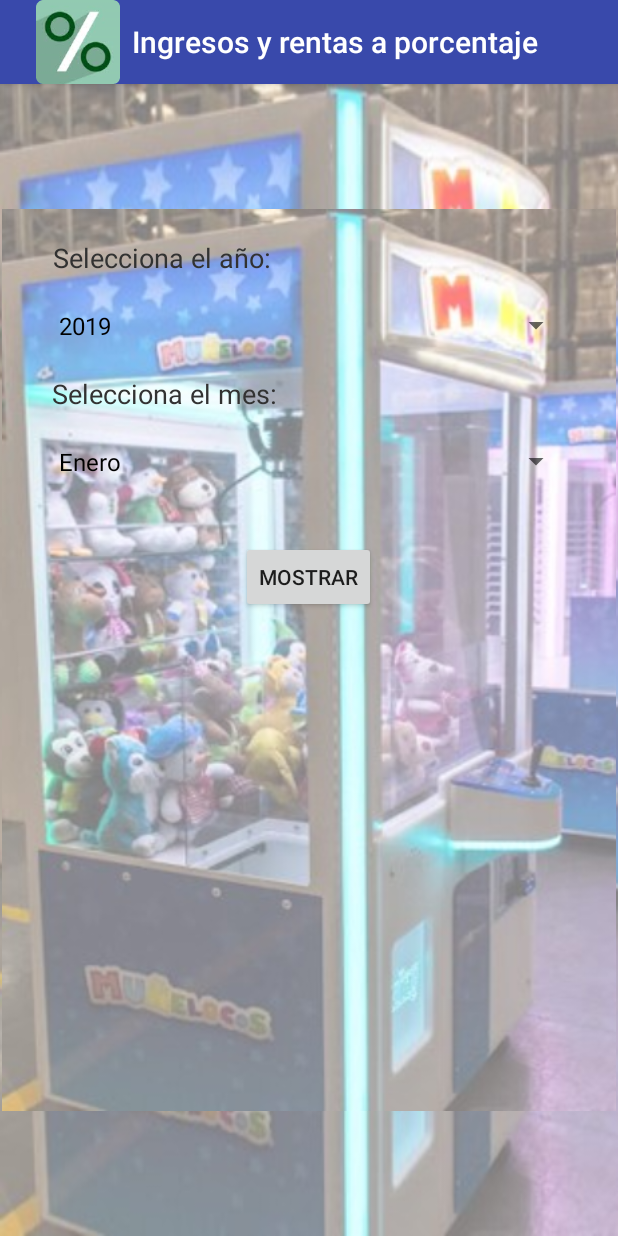
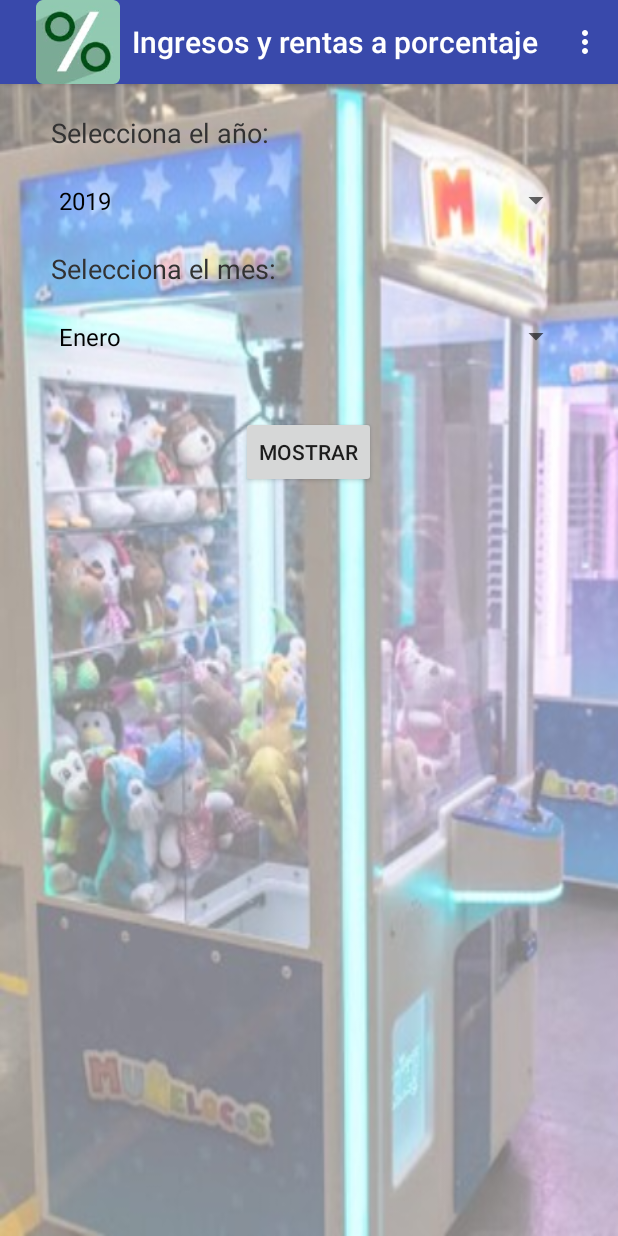
Before and after one commit to kaos-n/RentasAPorcentaje, an Android app: the Fragment_Rentas_por_mes screen opened through its navigation route, on a phone screen of 412 x 824 dp. Run offline under Robolectric (Android 15) with nearby library versions, the phone set to English and light mode, and no system bars; our stand-ins replace navigation-ui.

Commit message:
//ya tiene menu cerrar sesion

```diff
--- a/app/build.gradle
+++ b/app/build.gradle
@@ -31,11 +31,12 @@ dependencies {
     implementation 'androidx.constraintlayout:constraintlayout:1.1.3'
     implementation 'androidx.legacy:legacy-support-v4:1.0.0'
     implementation 'androidx.lifecycle:lifecycle-extensions:2.2.0'
-    testImplementation 'junit:junit:4.12'
+    testImplementation 'junit:junit:4.13'
     androidTestImplementation 'androidx.test.ext:junit:1.1.1'
     androidTestImplementation 'androidx.test.espresso:espresso-core:3.2.0'
     implementation 'com.google.android.material:material:1.1.0'
     implementation 'androidx.navigation:navigation-fragment:2.2.2'
     implementation 'androidx.navigation:navigation-ui:2.2.2'
-    implementation 'com.google.code.gson:gson:2.8.5'
+    implementation 'com.google.code.gson:gson:2.8.6'
+
 }
--- a/app/src/main/java/com/example/rentasaporcentaje/UI/fragments/Fragment_login.java
+++ b/app/src/main/java/com/example/rentasaporcentaje/UI/fragments/Fragment_login.java
@@ -7,6 +7,9 @@ import android.util.JsonReader;
 import android.util.Log;
 import android.util.Pair;
 import android.view.LayoutInflater;
+import android.view.Menu;
+import android.view.MenuInflater;
+import android.view.MenuItem;
 import android.view.View;
 import android.view.ViewGroup;
 import android.widget.Button;
@@ -17,6 +20,7 @@ import androidx.annotation.NonNull;
 import androidx.annotation.Nullable;
 import androidx.fragment.app.Fragment;
 import androidx.navigation.Navigation;
+import androidx.navigation.ui.AppBarConfiguration;
 
 import com.example.rentasaporcentaje.R;
 import com.example.rentasaporcentaje.models.Usuario;
@@ -45,18 +49,30 @@ public class Fragment_login extends Fragment {
     public static Usuario usuarioactual;
     private EditText txtUsuario;
     private EditText txtContrasena;
-    private Button btnAceptar;
+    private Button btnAceptar, btnRegistrar;
     //final String url = "http://10.0.2.2/conexionBD/conexion.php";
+
+
+    @Override
+    public void onCreateOptionsMenu(@NonNull Menu menu, @NonNull MenuInflater inflater) {
+
+        super.onCreateOptionsMenu(menu, inflater);
+
+    }
+
+
 
     @Nullable
     @Override
     public View onCreateView(@NonNull LayoutInflater inflater, @Nullable ViewGroup container, @Nullable Bundle savedInstanceState) {
         return inflater.inflate(R.layout.login, container, false);
+
     }
 
     @Override
     public void onCreate(@Nullable Bundle savedInstanceState) {
         super.onCreate(savedInstanceState);
+        setHasOptionsMenu(true);
     }
 
     @Override
@@ -66,6 +82,15 @@ public class Fragment_login extends Fragment {
         txtUsuario = view.findViewById(R.id.txtUsuario);
         txtContrasena = view.findViewById(R.id.txtContrasena);
         btnAceptar = view.findViewById(R.id.btnAceptar);
+        btnRegistrar = view.findViewById(R.id.btnRegistrar);
+
+        btnRegistrar.setOnClickListener(new View.OnClickListener() {
+
+            @Override
+            public void onClick(View v) {
+                Navigation.findNavController(v).navigate(R.id.action_registrar_usuario);
+            }
+        });
 
         btnAceptar.setOnClickListener(new View.OnClickListener() {
 
--- a/app/src/main/res/layout/activity_main.xml
+++ b/app/src/main/res/layout/activity_main.xml
@@ -10,13 +10,13 @@
     <fragment
         android:id="@+id/NavHost_fragment"
         android:name="androidx.navigation.fragment.NavHostFragment"
-        android:layout_width="409dp"
-        android:layout_height="601dp"
+        android:layout_width="match_parent"
+        android:layout_height="match_parent"
         app:defaultNavHost="true"
         app:layout_constraintBottom_toBottomOf="parent"
         app:layout_constraintEnd_toEndOf="parent"
         app:layout_constraintStart_toStartOf="parent"
-        app:layout_constraintTop_toTopOf="parent"
         app:navGraph="@navigation/nav_graph"
         tools:layout="@layout/login" />
+
 </androidx.constraintlayout.widget.ConstraintLayout>
--- a/app/src/main/res/layout/fragment_inicio.xml
+++ b/app/src/main/res/layout/fragment_inicio.xml
@@ -11,11 +11,12 @@
         android:id="@+id/txtBienvenido"
         android:layout_width="wrap_content"
         android:layout_height="wrap_content"
-        android:layout_marginTop="88dp"
+        android:layout_marginTop="56dp"
         android:gravity="center"
         android:text="@string/bienvenido"
         android:textAppearance="@style/TextAppearance.AppCompat.Display3"
         app:layout_constraintEnd_toEndOf="parent"
+        app:layout_constraintHorizontal_bias="0.496"
         app:layout_constraintStart_toStartOf="parent"
         app:layout_constraintTop_toTopOf="parent" />
 
--- a/app/src/main/res/layout/fragment_rentas_por_mes.xml
+++ b/app/src/main/res/layout/fragment_rentas_por_mes.xml
@@ -43,7 +43,7 @@
         android:textSize="18sp"
         android:visibility="invisible"
         app:layout_constraintEnd_toStartOf="@+id/TxtIngreso"
-        app:layout_constraintHorizontal_bias="0.765"
+        app:layout_constraintHorizontal_bias="0.769"
         app:layout_constraintStart_toStartOf="parent"
         app:layout_constraintTop_toBottomOf="@+id/TxtMes" />
 
@@ -52,8 +52,8 @@
         android:layout_width="170dp"
         android:layout_height="25dp"
         android:layout_marginTop="20dp"
-        android:layout_marginEnd="48dp"
-        android:layout_marginRight="48dp"
+        android:layout_marginEnd="40dp"
+        android:layout_marginRight="40dp"
         android:background="#FFFFFF"
         android:text="@string/pesos"
         android:textSize="18sp"
@@ -65,13 +65,13 @@
         android:id="@+id/txtRenta"
         android:layout_width="170dp"
         android:layout_height="25dp"
-        android:layout_marginTop="20dp"
+        android:layout_marginTop="16dp"
         android:background="#FFFFFF"
         android:text="@string/pesos"
         android:textSize="18sp"
         android:visibility="invisible"
         app:layout_constraintEnd_toEndOf="parent"
-        app:layout_constraintHorizontal_bias="0.39"
+        app:layout_constraintHorizontal_bias="0.45"
         app:layout_constraintStart_toEndOf="@+id/LblRenta"
         app:layout_constraintTop_toBottomOf="@+id/TxtIngreso" />
 
--- /dev/null
+++ b/app/src/main/res/menu/menu.xml
@@ -0,0 +1,9 @@
+<?xml version="1.0" encoding="utf-8"?>
+<menu xmlns:app="http://schemas.android.com/apk/res-auto"
+    xmlns:android="http://schemas.android.com/apk/res/android">
+
+    <item
+        android:id="@+id/Fragment_login"
+        android:menuCategory="secondary"
+        android:title="@string/cerrar_sesion" />
+</menu>
--- a/app/src/main/res/navigation/nav_graph.xml
+++ b/app/src/main/res/navigation/nav_graph.xml
@@ -3,15 +3,19 @@
     xmlns:app="http://schemas.android.com/apk/res-auto"
     xmlns:tools="http://schemas.android.com/tools"
     android:id="@+id/nav_graph"
-    app:startDestination="@id/fragment_login">
+    app:startDestination="@id/Fragment_login">
 
     <fragment
-        android:id="@+id/fragment_login"
+        android:id="@+id/Fragment_login"
         android:name="com.example.rentasaporcentaje.UI.fragments.Fragment_login"
         android:label="Fragment_login" >
+
         <action
             android:id="@+id/next_action"
             app:destination="@id/fragment_inicio" />
+        <action
+            android:id="@+id/action_registrar_usuario"
+            app:destination="@id/fragment_registrar_usuario" />
     </fragment>
     <fragment
         android:id="@+id/fragment_inicio"
@@ -43,4 +47,13 @@
             app:destination="@id/rentas_por_mes" />
         <argument android:name="mes" />
     </fragment>
+    <fragment
+        android:id="@+id/fragment_registrar_usuario"
+        android:name="com.example.rentasaporcentaje.UI.fragments.Fragment_registrar_usuario"
+        android:label="fragment_registrar_usuario"
+        tools:layout="@layout/fragment_registrar_usuario" >
+        <action
+            android:id="@+id/ira_login"
+            app:destination="@id/Fragment_login" />
+    </fragment>
 </navigation>
--- a/app/src/main/res/values/strings.xml
+++ b/app/src/main/res/values/strings.xml
@@ -32,6 +32,12 @@
     <string name="chic">Chicleras: </string>
     <string name="sill">Sillones: </string>
     <string name="cabina">Cábina: </string>
+    <string name="acerca_de">Acerca de... </string>
+    <string name="cerrar_sesion">Cerrar Sesión</string>
+    <string name="Registrar_usuario">Registrar usuario</string>
+    <string name="nombre">Nombre</string>
+    <string name="apellido">Apellido</string>
+    <string name="Registrar">Registrar</string>
 
     <!-- TODO: Remove or change this placeholder text -->
     <string name="hello_blank_fragment">Hello blank fragment</string>
```
Also changed, not shown: app/src/main/java/com/example/rentasaporcentaje/UI/activities/MainActivity.java (+6 -3 lines), app/src/main/java/com/example/rentasaporcentaje/UI/fragments/Fragment_Info_mensual.java (+27 -6 lines), app/src/main/java/com/example/rentasaporcentaje/UI/fragments/Fragment_Rentas_por_mes.java (+65 -27 lines), app/src/main/java/com/example/rentasaporcentaje/UI/fragments/Fragment_inicio.java (+26 -14 lines), app/src/main/java/com/example/rentasaporcentaje/UI/fragments/Fragment_registrar_usuario.java (added, +192 -0 lines), app/src/main/res/layout/fragment_registrar_usuario.xml (added, +113 -0 lines), app/src/main/res/layout/login.xml (+11 -2 lines), 2 other files.
